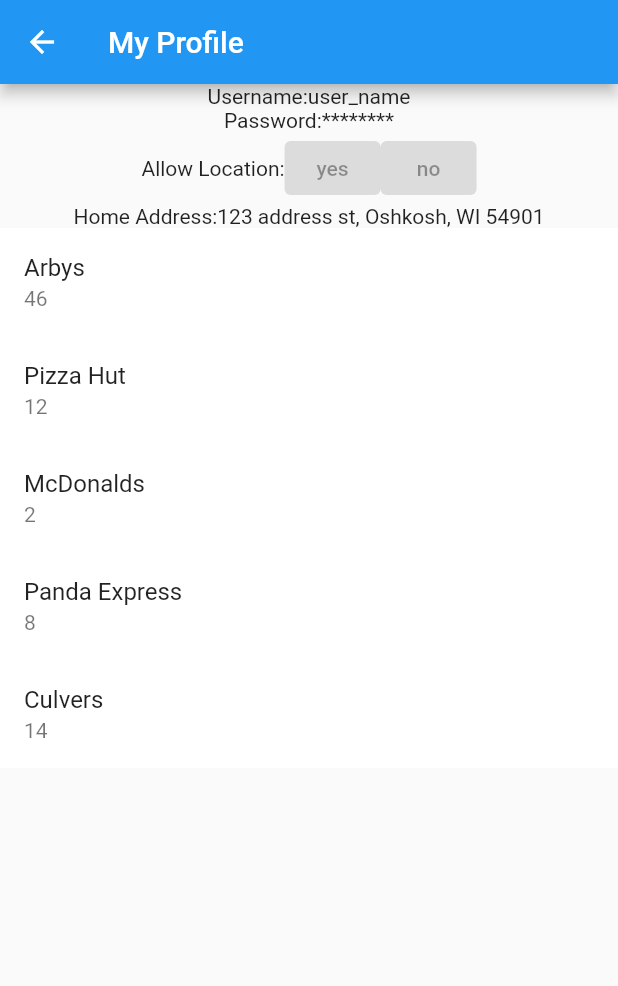
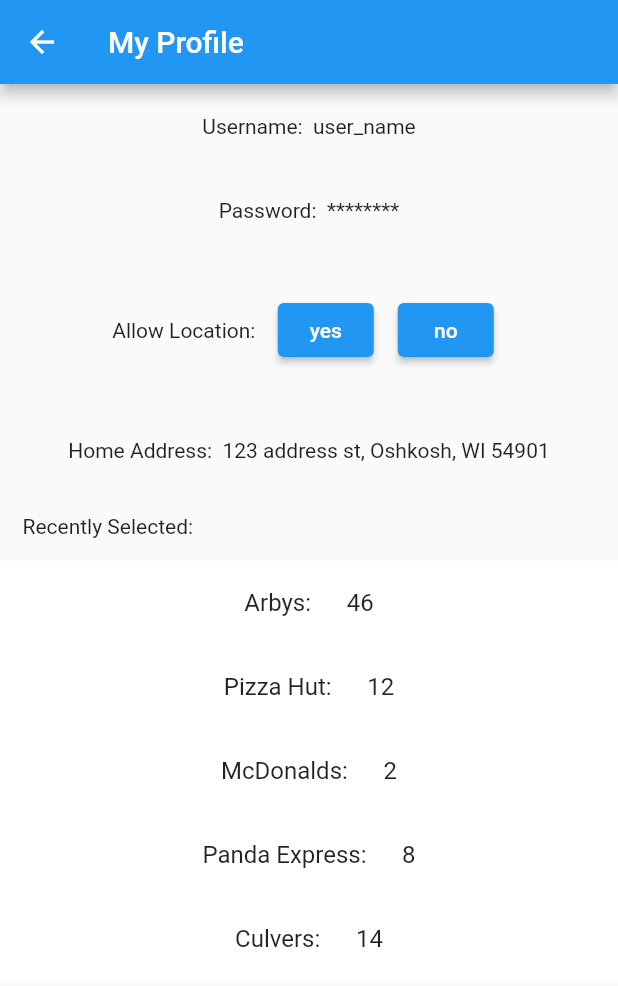
Before and after one commit to MaxwellGrimm/whats_for_lunch, a Flutter app: the MyProfileWidget screen opened directly, on a phone screen of 412 x 824 dp. Shown: the top 986 px of the screen. Run offline on Flutter 3.47's test engine with Material 2 defaults, Android fonts, the phone set to English and light mode, and no system bars.

Commit message:
Fixed some spacing
still need to fix the spacing for the labels to be on aligned on the left side.

```diff
--- a/lib/my_profile.dart
+++ b/lib/my_profile.dart
@@ -27,42 +27,69 @@ class _MyProfileWidgetState extends State<MyProfileWidget> {
         title: const Text('My Profile'),
       ),
       body: Column(
-        mainAxisAlignment: MainAxisAlignment.end,
+        mainAxisAlignment: MainAxisAlignment.spaceBetween,
+        crossAxisAlignment: CrossAxisAlignment.stretch,
         children: [
-          Row(
+          Padding(
+            padding: const EdgeInsets.all(20.0),
+            child: Row(
               mainAxisAlignment: MainAxisAlignment.center,
               children: const [
-              Text('Username:'),
-              Text(
-                  'user_name') //this will be replaced with the actual user's username
+                Text('Username:  ', textAlign: TextAlign.left),
+                Text('user_name',
+                    textAlign: TextAlign
+                        .left) //this will be replaced with the actual user's username
               ],
             ),
-          Row(
+          ),
+          Padding(
+            padding: const EdgeInsets.all(20.0),
+            child: Row(
               mainAxisAlignment: MainAxisAlignment.center,
               children: const [
-              Text('Password:'),
-              Text(
-                  '********') //this will be replaced with the actual user's password
+                Text('Password:  ', textAlign: TextAlign.left),
+                Text('********',
+                    textAlign: TextAlign
+                        .left) //this will be replaced with the actual user's password
               ],
             ),
-          Row(
+          ),
+          Padding(
+            padding: const EdgeInsets.all(20.0),
+            child: Row(
+              mainAxisAlignment: MainAxisAlignment.center,
+              children: [
+                const Text('Allow Location:  ', textAlign: TextAlign.left),
+                Padding(
+                  padding: const EdgeInsets.all(8.0),
+                  child: ElevatedButton(
+                    onPressed: allowLocation,
+                    child: const Text('yes'),
+                  ),
+                ), //buttons will need to be active
+                Padding(
+                  padding: const EdgeInsets.all(8.0),
+                  child: ElevatedButton(
+                      onPressed: disallowLocation, child: const Text('no')),
+                )
+              ],
+            ),
+          ),
+          Padding(
+            padding: const EdgeInsets.all(20.0),
+            child: Row(
               mainAxisAlignment: MainAxisAlignment.center,
               children: const [
-              Text('Allow Location:'),
-              ElevatedButton(
-                onPressed: null,
-                child: Text('yes'),
-              ), //buttons will need to be active
-              ElevatedButton(onPressed: null, child: Text('no'))
+                Text('Home Address:  ', textAlign: TextAlign.left),
+                Text('123 address st, Oshkosh, WI 54901',
+                    textAlign: TextAlign
+                        .left) //this will be replaced with the actual user's address
               ],
             ),
-          Row(
-            mainAxisAlignment: MainAxisAlignment.center,
-            children: const [
-              Text('Home Address:'),
-              Text(
-                  '123 address st, Oshkosh, WI 54901') //this will be replaced with the actual user's address
-            ],
+          ),
+          const Padding(
+            padding: EdgeInsets.all(15.0),
+            child: Text('Recently Selected:'),
           ),
           Expanded(
               flex: 10,
@@ -72,13 +99,33 @@ class _MyProfileWidgetState extends State<MyProfileWidget> {
                     .length, //should not be hard coded, will need to be changed
                 itemBuilder: ((context, index) {
                   return ListTile(
-                        title: Text(restaruant[index]
-                            .name!), //this will need to call the getRestauant({required int at})
-                        subtitle: Text(restaruant[index].numPicked!.toString()),
+                      title: Row(
+                        mainAxisAlignment: MainAxisAlignment.center,
+                        children: [
+                          Text(
+                            '${restaruant[index].name!}:      ',
+                            textAlign: TextAlign.left,
+                          ),
+                          Text(restaruant[index].numPicked!.toString())
+                        ],
+                      ), //this will need to call the getRestauant({required int at})
+                      //subtitle: Text(restaruant[index].numPicked!.toString()),
                       tileColor: const Color.fromARGB(255, 255, 255, 255));
-                  }))),
+                }),
+              ))
         ],
       ),
     );
   }
+
+//lets the customer share their location
+//this information will find nearest restaurants around customer
+  bool allowLocation() {
+    return true;
   }
+
+//the customer will not be sharing their location
+  bool disallowLocation() {
+    return false;
+  }
+}
```
Lines whose indentation alone changed are shown as unchanged.
